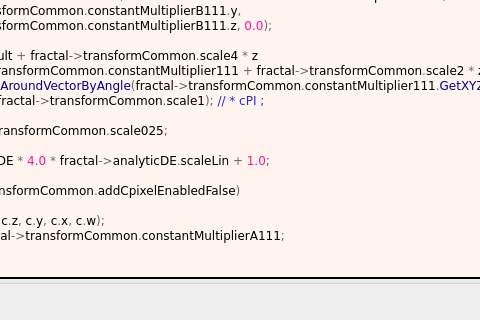
This is mandelbulber2/formula/ui/collatz_mod.ui in buddhi1980/mandelbulber2 as Qt 5 draws it before an edit; both pictures show x 113 to 593 and y 696 to 1016 of the 898 by 1131 pixel window. The edited form follows.
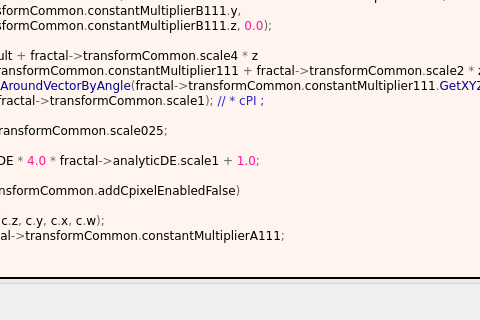
This is the edited form. Custom widgets are drawn as their Qt base class.

Commit message: Run populate... and CodyStyleScheck php scrips

What changed in the file:
```diff
--- a/mandelbulber2/formula/ui/collatz_mod.ui
+++ b/mandelbulber2/formula/ui/collatz_mod.ui
@@ -708,7 +708,7 @@
 
   z &lt;span style=&quot;color:#676767&quot;&gt;*=&lt;/span&gt; fractal&lt;span style=&quot;color:#676767&quot;&gt;-&amp;gt;&lt;/span&gt;transformCommon&lt;span style=&quot;color:#676767&quot;&gt;.&lt;/span&gt;scale025&lt;span style=&quot;color:#676767&quot;&gt;;&lt;/span&gt;
 
-  aux&lt;span style=&quot;color:#676767&quot;&gt;.&lt;/span&gt;DE &lt;span style=&quot;color:#676767&quot;&gt;=&lt;/span&gt; aux&lt;span style=&quot;color:#676767&quot;&gt;.&lt;/span&gt;DE &lt;span style=&quot;color:#676767&quot;&gt;*&lt;/span&gt; &lt;span style=&quot;color:#ff1493&quot;&gt;4.0&lt;/span&gt; &lt;span style=&quot;color:#676767&quot;&gt;*&lt;/span&gt; fractal&lt;span style=&quot;color:#676767&quot;&gt;-&amp;gt;&lt;/span&gt;analyticDE&lt;span style=&quot;color:#676767&quot;&gt;.&lt;/span&gt;scaleLin &lt;span style=&quot;color:#676767&quot;&gt;+&lt;/span&gt; &lt;span style=&quot;color:#ff1493&quot;&gt;1.0&lt;/span&gt;&lt;span style=&quot;color:#676767&quot;&gt;;&lt;/span&gt;
+  aux&lt;span style=&quot;color:#676767&quot;&gt;.&lt;/span&gt;DE &lt;span style=&quot;color:#676767&quot;&gt;=&lt;/span&gt; aux&lt;span style=&quot;color:#676767&quot;&gt;.&lt;/span&gt;DE &lt;span style=&quot;color:#676767&quot;&gt;*&lt;/span&gt; &lt;span style=&quot;color:#ff1493&quot;&gt;4.0&lt;/span&gt; &lt;span style=&quot;color:#676767&quot;&gt;*&lt;/span&gt; fractal&lt;span style=&quot;color:#676767&quot;&gt;-&amp;gt;&lt;/span&gt;analyticDE&lt;span style=&quot;color:#676767&quot;&gt;.&lt;/span&gt;scale1 &lt;span style=&quot;color:#676767&quot;&gt;+&lt;/span&gt; &lt;span style=&quot;color:#ff1493&quot;&gt;1.0&lt;/span&gt;&lt;span style=&quot;color:#676767&quot;&gt;;&lt;/span&gt;
 
   &lt;span style=&quot;color:#2e8b57; font-weight:bold&quot;&gt;if&lt;/span&gt; &lt;span style=&quot;color:#676767&quot;&gt;(&lt;/span&gt;fractal&lt;span style=&quot;color:#676767&quot;&gt;-&amp;gt;&lt;/span&gt;transformCommon&lt;span style=&quot;color:#676767&quot;&gt;.&lt;/span&gt;addCpixelEnabledFalse&lt;span style=&quot;color:#676767&quot;&gt;)&lt;/span&gt;
   &lt;span style=&quot;color:#676767&quot;&gt;{&lt;/span&gt;
```
Left out of the diff: 2 changed lines with no effect on the pictures. The commit also changes 134 other files.
